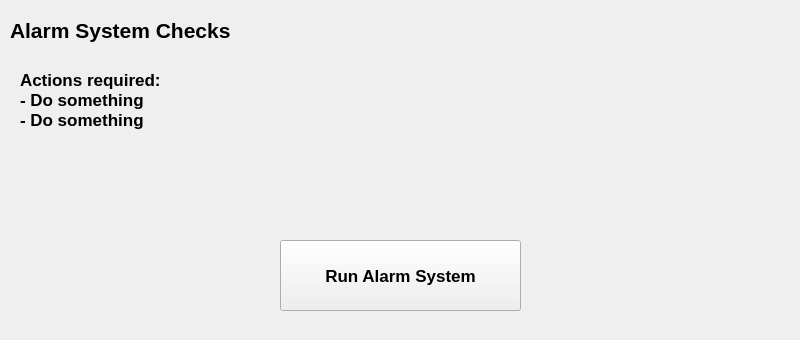
Qt form gui/selftest/selftest.ui (fmselab/mvm-gui) before a commit.
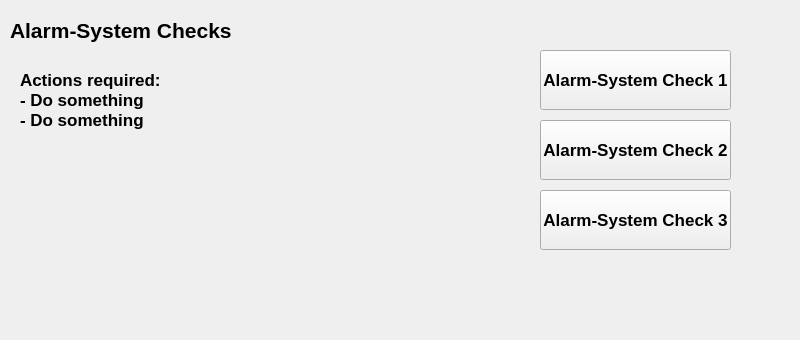
The same form after that commit. The open tabs and pages were chosen to show the change.

Commit message: uniform position of buttons and text

```diff
--- a/gui/selftest/selftest.ui
+++ b/gui/selftest/selftest.ui
@@ -259,7 +259,7 @@
       </font>
      </property>
      <property name="text">
-      <string>Alarm System Checks</string>
+      <string>Alarm-System Checks</string>
      </property>
      <property name="alignment">
       <set>Qt::AlignLeading|Qt::AlignLeft|Qt::AlignVCenter</set>
@@ -268,10 +268,10 @@
     <widget class="QPushButton" name="btn_run_alarmsystem">
      <property name="geometry">
       <rect>
-       <x>280</x>
-       <y>240</y>
-       <width>241</width>
-       <height>71</height>
+       <x>540</x>
+       <y>50</y>
+       <width>191</width>
+       <height>60</height>
       </rect>
      </property>
      <property name="font">
@@ -283,7 +283,7 @@
       </font>
      </property>
      <property name="text">
-      <string>Run Alarm System</string>
+      <string>Alarm-System Check 1</string>
      </property>
     </widget>
     <widget class="QLabel" name="label_8">
@@ -312,6 +312,48 @@
       <set>Qt::AlignLeading|Qt::AlignLeft|Qt::AlignTop</set>
      </property>
     </widget>
+    <widget class="QPushButton" name="btn_run_alarmsystem_2">
+     <property name="geometry">
+      <rect>
+       <x>540</x>
+       <y>120</y>
+       <width>191</width>
+       <height>60</height>
+      </rect>
+     </property>
+     <property name="font">
+      <font>
+       <family>Cantarell</family>
+       <pointsize>13</pointsize>
+       <weight>75</weight>
+       <bold>true</bold>
+      </font>
+     </property>
+     <property name="text">
+      <string>Alarm-System Check 2</string>
+     </property>
+    </widget>
+    <widget class="QPushButton" name="btn_run_alarmsystem_3">
+     <property name="geometry">
+      <rect>
+       <x>540</x>
+       <y>190</y>
+       <width>191</width>
+       <height>60</height>
+      </rect>
+     </property>
+     <property name="font">
+      <font>
+       <family>Cantarell</family>
+       <pointsize>13</pointsize>
+       <weight>75</weight>
+       <bold>true</bold>
+      </font>
+     </property>
+     <property name="text">
+      <string>Alarm-System Check 3</string>
+     </property>
+    </widget>
    </widget>
   </widget>
  </widget>
```
Left out of the diff: 27 changed lines with no effect on the pictures.
